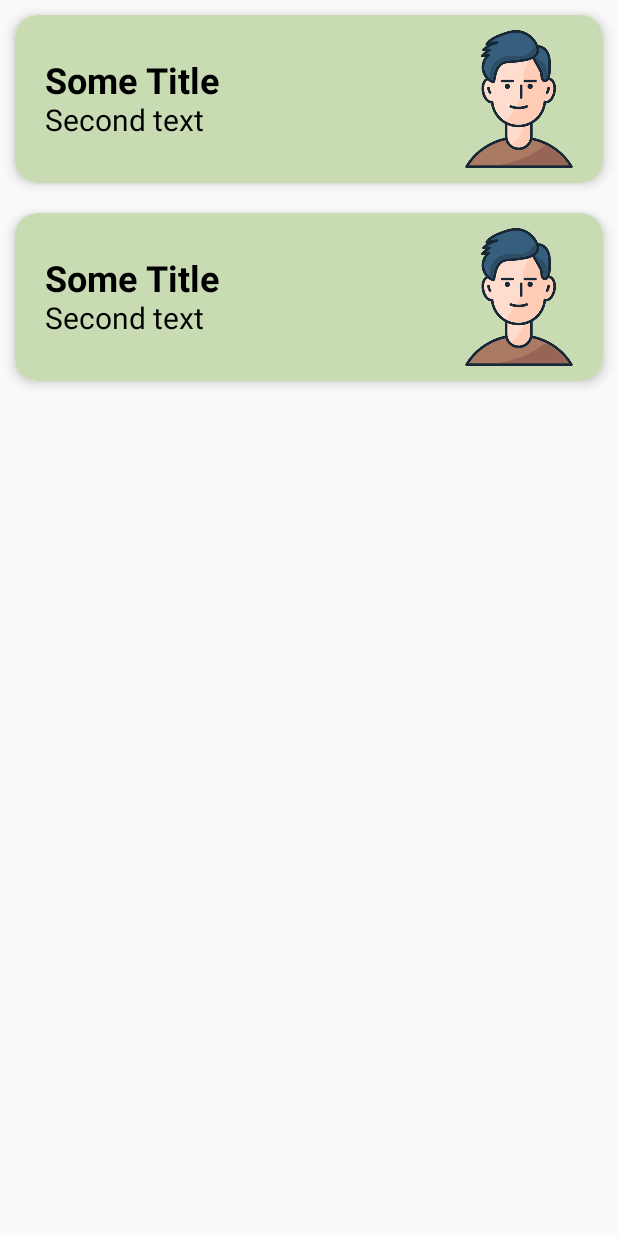
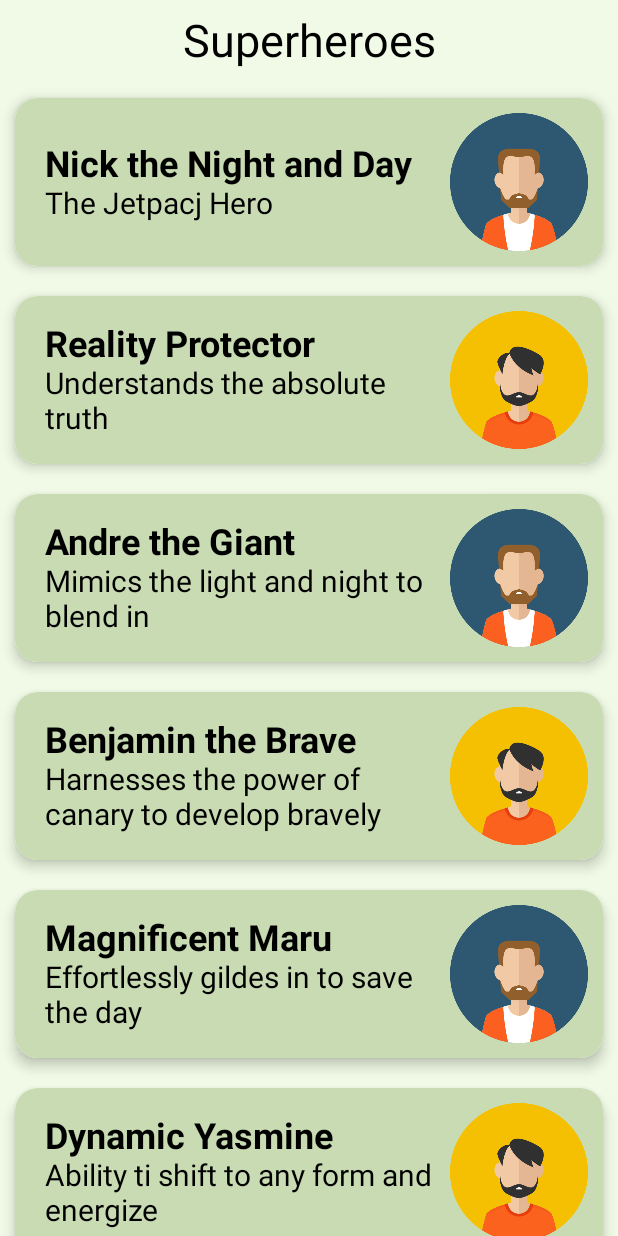
Before and after one commit to aTaymaganbetov/SuperheroesApp, an Android app built with Jetpack Compose: the screen it shows after launch (MainActivity), on a phone screen of 412 x 824 dp. Run offline under Robolectric (Android 15) with nearby library versions, the phone set to English and light mode, and no system bars.

Commit message:
fourth commit

```diff
--- /dev/null
+++ b/app/src/main/java/com/example/superheroes/CardViewModel.kt
@@ -0,0 +1,17 @@
+package com.example.superheroes
+
+import androidx.lifecycle.ViewModel
+import kotlinx.coroutines.flow.MutableStateFlow
+import kotlinx.coroutines.flow.asStateFlow
+
+class CardViewModel: ViewModel() {
+    val model = Model()
+
+    private var _cardValues = MutableStateFlow(model.getCardValues())
+
+    val cardValues = _cardValues.asStateFlow()
+
+
+}
+
+class CardValues(val title: String, val description: String, val image: Int)
--- a/app/src/main/java/com/example/superheroes/MainActivity.kt
+++ b/app/src/main/java/com/example/superheroes/MainActivity.kt
@@ -8,12 +8,14 @@ import androidx.compose.foundation.background
 import androidx.compose.foundation.layout.*
 import androidx.compose.foundation.lazy.LazyColumn
 import androidx.compose.foundation.lazy.items
+import androidx.compose.foundation.lazy.itemsIndexed
 import androidx.compose.foundation.shape.RoundedCornerShape
 import androidx.compose.material.Card
 import androidx.compose.material.MaterialTheme
 import androidx.compose.material.Surface
 import androidx.compose.material.Text
 import androidx.compose.runtime.Composable
+import androidx.compose.runtime.collectAsState
 import androidx.compose.ui.Alignment
 import androidx.compose.ui.Modifier
 import androidx.compose.ui.draw.clip
@@ -24,6 +26,8 @@ import androidx.compose.ui.text.font.FontWeight
 import androidx.compose.ui.tooling.preview.Preview
 import androidx.compose.ui.unit.dp
 import androidx.compose.ui.unit.sp
+import androidx.lifecycle.ViewModel
+import androidx.lifecycle.viewmodel.compose.viewModel
 import com.example.superheroes.ui.theme.SuperheroesTheme
 
 class MainActivity : ComponentActivity() {
@@ -37,13 +41,30 @@ class MainActivity : ComponentActivity() {
 
 @Composable
 fun Superheroes() {
-    val list = listOf(1, 2)
+    val cardViewModel: CardViewModel = viewModel()
+
+    val list = cardViewModel.cardValues.collectAsState()
+
+    Column(
+        horizontalAlignment = Alignment.CenterHorizontally,
+        modifier = Modifier.background(Color(241, 250, 230, 255))
+    )
+    {
+        Text(
+            text = "Superheroes",
+            fontSize = 30.sp,
+            fontWeight = FontWeight.Normal,
+            modifier = Modifier.padding(vertical = 10.dp)
+        )
 
         LazyColumn(
             horizontalAlignment = Alignment.CenterHorizontally,
-        modifier = Modifier.fillMaxSize()
+            modifier = Modifier
+                .fillMaxSize()
+                .background(Color(241, 250, 230, 255))
         ) {
-        items(list) { item ->
+
+            items(list.value) { item ->
                 Card(
                     modifier = Modifier
                         .fillMaxWidth()
@@ -53,26 +74,30 @@ fun Superheroes() {
                 ) {
                     Row(
                         verticalAlignment = Alignment.CenterVertically,
-                        modifier = Modifier.fillMaxWidth().background(Color(201, 219, 179, 255))
+                        modifier = Modifier
+                            .fillMaxWidth()
+                            .background(Color(201, 219, 179, 255))
                     ) {
                         Column(
-                            modifier = Modifier.padding(start = 20.dp).weight(1f)
+                            modifier = Modifier
+                                .padding(start = 20.dp)
+                                .weight(1f)
                         ) {
                             Text(
-                                text = "Some Title",
+                                text = item.title,
                                 fontSize = 24.sp,
                                 fontWeight = FontWeight.Bold
                             )
 
                             Text(
-                                text = "Second text",
+                                text = item.description,
                                 fontSize = 20.sp,
                                 fontWeight = FontWeight.Normal
                             )
                         }
 
                         Image(
-                            painter = painterResource(id = R.drawable.img_1),
+                            painter = painterResource(id = item.image),
                             contentDescription = null,
                             modifier = Modifier
                                 .clip(RoundedCornerShape(10.dp))
@@ -86,3 +111,4 @@ fun Superheroes() {
             }
         }
     }
+}
--- a/app/src/main/java/com/example/superheroes/Model.kt
+++ b/app/src/main/java/com/example/superheroes/Model.kt
@@ -1,5 +1,21 @@
 package com.example.superheroes
 
 class Model {
+    fun getCardValues(): List<CardValues> {
+        val list = listOf<CardValues>(
+            CardValues("Nick the Night and Day", "The Jetpacj Hero", R.drawable.man_pic2),
+            CardValues("Reality Protector", "Understands the absolute truth", R.drawable.man_pic),
+            CardValues("Andre the Giant", "Mimics the light and night to blend in", R.drawable.man_pic2),
+            CardValues("Benjamin the Brave", "Harnesses the power of canary to develop bravely", R.drawable.man_pic),
+            CardValues("Magnificent Maru", "Effortlessly gildes in to save the day", R.drawable.man_pic2),
+            CardValues("Dynamic Yasmine", "Ability ti shift to any form and energize", R.drawable.man_pic),
+            CardValues("Nick the Night and Day", "The Jetpacj Hero", R.drawable.man_pic2),
+            CardValues("Reality Protector", "Understands the absolute truth", R.drawable.man_pic),
+            CardValues("Andre the Giant", "Mimics the light and night to blend in", R.drawable.man_pic2),
+            CardValues("Benjamin the Brave", "Harnesses the power of canary to develop bravely", R.drawable.man_pic),
+            CardValues("Magnificent Maru", "Effortlessly gildes in to save the day", R.drawable.man_pic2),
 
+            )
+        return list
+    }
 }
--- a/app/src/main/java/com/example/superheroes/ViewModel.kt
+++ /dev/null
@@ -1,16 +0,0 @@
-package com.example.superheroes
-
-import kotlinx.coroutines.flow.MutableStateFlow
-import kotlinx.coroutines.flow.asStateFlow
-
-class ViewModel {
-    val model = Model()
-
-    private var _title = MutableStateFlow("")
-    private var _description = MutableStateFlow("")
-
-    val title = _title.asStateFlow()
-    val description = _description.asStateFlow()
-
-
-}
```
Also changed, not shown: app/src/main/res/drawable/img.png (renamed from app/src/main/res/drawable-v24/img.png), app/src/main/res/drawable/man_pic.png (added), app/src/main/res/drawable/man_pic2.png (added), app/src/main/res/drawable/woman_pic.png (added). Lines whose indentation alone changed are shown as unchanged.
